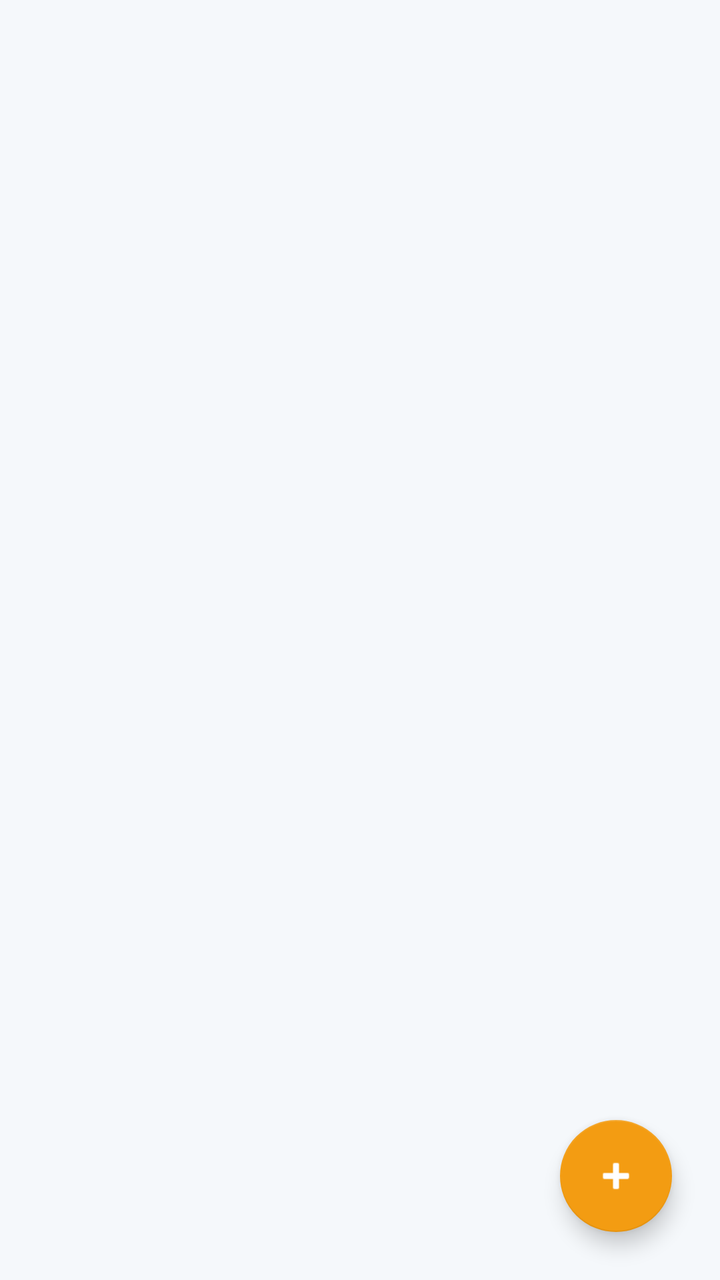
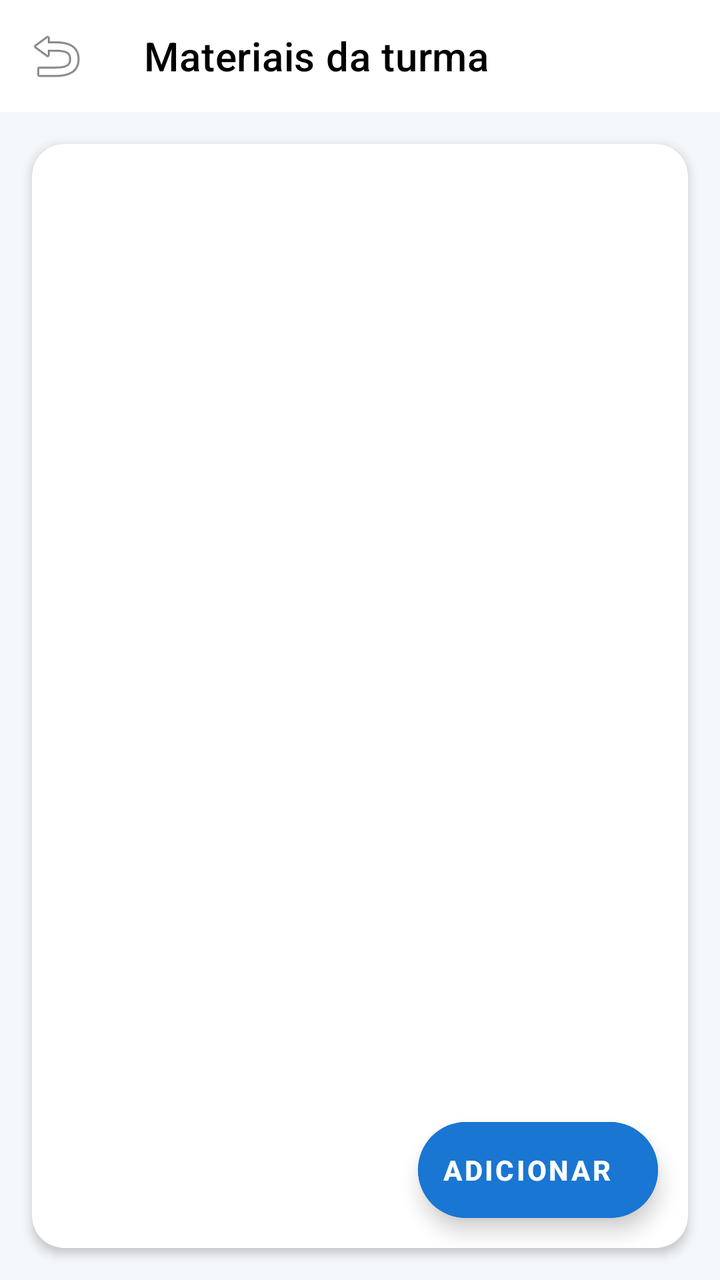

An Android layout rendered at two revisions. The XML below is the earlier revision; the diff shows what the commit changed to produce the second picture.
<!-- AndroidManifest.xml: application theme Theme.ProjetoOffWeb -->
<!-- res/layout/activity_lista_materiais.xml -->
<?xml version="1.0" encoding="utf-8"?>
<RelativeLayout xmlns:android="http://schemas.android.com/apk/res/android"
    android:layout_width="match_parent"
    android:layout_height="match_parent">

    <androidx.recyclerview.widget.RecyclerView
        android:id="@+id/recycler_view_materiais"
        android:layout_width="match_parent"
        android:layout_height="match_parent"
        android:layout_above="@+id/fab_add_material"/>

    <com.google.android.material.floatingactionbutton.FloatingActionButton
        android:id="@+id/fab_add_material"
        android:layout_width="wrap_content"
        android:layout_height="wrap_content"
        android:layout_alignParentEnd="true"
        android:layout_alignParentBottom="true"
        android:layout_margin="24dp"
        android:src="@android:drawable/ic_input_add"/>
</RelativeLayout>
<!-- resources referenced by this layout -->
<resources>
  <style name="Theme.ProjetoOffWeb" parent="Theme.MaterialComponents.DayNight.NoActionBar">
          
          <item name="android:windowBackground">@color/background_app</item>
  
  
          
          
          <item name="colorPrimaryVariant">@color/colorPrimaryVariant</item>
          <item name="android:colorPrimary">@color/colorPrimary</item>
          <item name="android:colorPrimaryDark">@color/colorPrimaryVariant</item>
          <item name="colorControlNormal">@color/black</item>
  
  
          
          <item name="colorSecondary">@color/colorSecondary</item>
          <item name="colorSecondaryVariant">@color/colorSecondaryVariant</item>
  
          
          <item name="colorError">@color/colorError</item>
  
          
          <item name="colorOnPrimary">@color/colorOnPrimary</item>
          <item name="colorOnSecondary">@color/colorOnSecondary</item>
          <item name="colorOnBackground">@color/colorOnBackground</item>
          <item name="colorOnSurface">@color/colorOnSurface</item>
  
          
          <item name="colorSurface">@color/colorSurface</item>
  
          
  
  
  
      </style>
  <color name="background_app">#F5F8FB</color>
  <color name="colorPrimaryVariant">#1A252F</color>
  <color name="colorPrimary">#2C3E50</color>
  <color name="black">#FF000000</color>
  <color name="colorSecondary">#F39C12</color>
  <color name="colorSecondaryVariant">#D68910</color>
  <color name="colorError">#E74C3C</color>
  <color name="colorOnPrimary">#FFFFFF</color>
  <color name="colorOnSecondary">#FFFFFF</color>
  <color name="colorOnBackground">#2C3E50</color>
  <color name="colorOnSurface">#2C3E50</color>
  <color name="colorSurface">#FFFFFF</color>
</resources>

<!-- the commit's change to res/layout/activity_lista_materiais.xml (unified diff, before → after) -->
@@ -1,20 +1,58 @@
 <?xml version="1.0" encoding="utf-8"?>
-<RelativeLayout xmlns:android="http://schemas.android.com/apk/res/android"
+<LinearLayout xmlns:android="http://schemas.android.com/apk/res/android"
+    xmlns:app="http://schemas.android.com/apk/res-auto"
+    android:orientation="vertical"
     android:layout_width="match_parent"
-    android:layout_height="match_parent">
+    android:layout_height="match_parent"
+    android:background="@color/background_app">
 
-    <androidx.recyclerview.widget.RecyclerView
-        android:id="@+id/recycler_view_materiais"
+    <com.google.android.material.appbar.AppBarLayout
+        android:id="@+id/appBar"
         android:layout_width="match_parent"
-        android:layout_height="match_parent"
-        android:layout_above="@+id/fab_add_material"/>
+        android:layout_height="wrap_content"
+        android:theme="@style/Theme.ProjetoOffWeb">
 
-    <com.google.android.material.floatingactionbutton.FloatingActionButton
-        android:id="@+id/fab_add_material"
-        android:layout_width="wrap_content"
-        android:layout_height="wrap_content"
-        android:layout_alignParentEnd="true"
-        android:layout_alignParentBottom="true"
-        android:layout_margin="24dp"
-        android:src="@android:drawable/ic_input_add"/>
-</RelativeLayout>
+        <androidx.appcompat.widget.Toolbar
+            android:id="@+id/toolbar"
+            android:layout_width="match_parent"
+            android:layout_height="?attr/actionBarSize"
+            android:background="@color/white"
+            app:navigationIcon="@android:drawable/ic_menu_revert"
+            app:title="Materiais da turma"
+            app:titleTextColor="@android:color/black"/>
+    </com.google.android.material.appbar.AppBarLayout>
+
+    <androidx.cardview.widget.CardView
+        android:layout_width="match_parent"
+        android:layout_height="0dp"
+        android:layout_weight="1"
+        android:layout_margin="16dp"
+        app:cardElevation="3dp"
+        app:cardCornerRadius="16dp"
+        app:cardBackgroundColor="@android:color/white">
+
+        <androidx.recyclerview.widget.RecyclerView
+            android:id="@+id/recycler_view_materiais"
+            android:layout_width="match_parent"
+            android:layout_height="match_parent"
+            android:layout_above="@+id/fab_add_material"/>
+
+        <com.google.android.material.floatingactionbutton.ExtendedFloatingActionButton
+            android:id="@+id/fab_add_material"
+            android:layout_width="wrap_content"
+            android:layout_height="wrap_content"
+            android:textStyle="bold"
+            android:textColor="@android:color/white"
+            android:backgroundTint="#1976D2"
+            app:rippleColor="@android:color/darker_gray"
+            app:iconTint="@android:color/white"
+            android:text="Adicionar"
+            android:layout_gravity="end|bottom"
+            android:layout_marginBottom="15dp"
+            android:layout_marginEnd="15dp"
+            />
+    </androidx.cardview.widget.CardView>
+
+
+
+</LinearLayout>
<!-- resource entries referenced after the edit -->
@@ -35,6 +35,7 @@
   
       </style>
   <color name="background_app">#F5F8FB</color>
+  <color name="white">#FFFFFFFF</color>
   <color name="colorPrimaryVariant">#1A252F</color>
   <color name="colorPrimary">#2C3E50</color>
   <color name="black">#FF000000</color>
